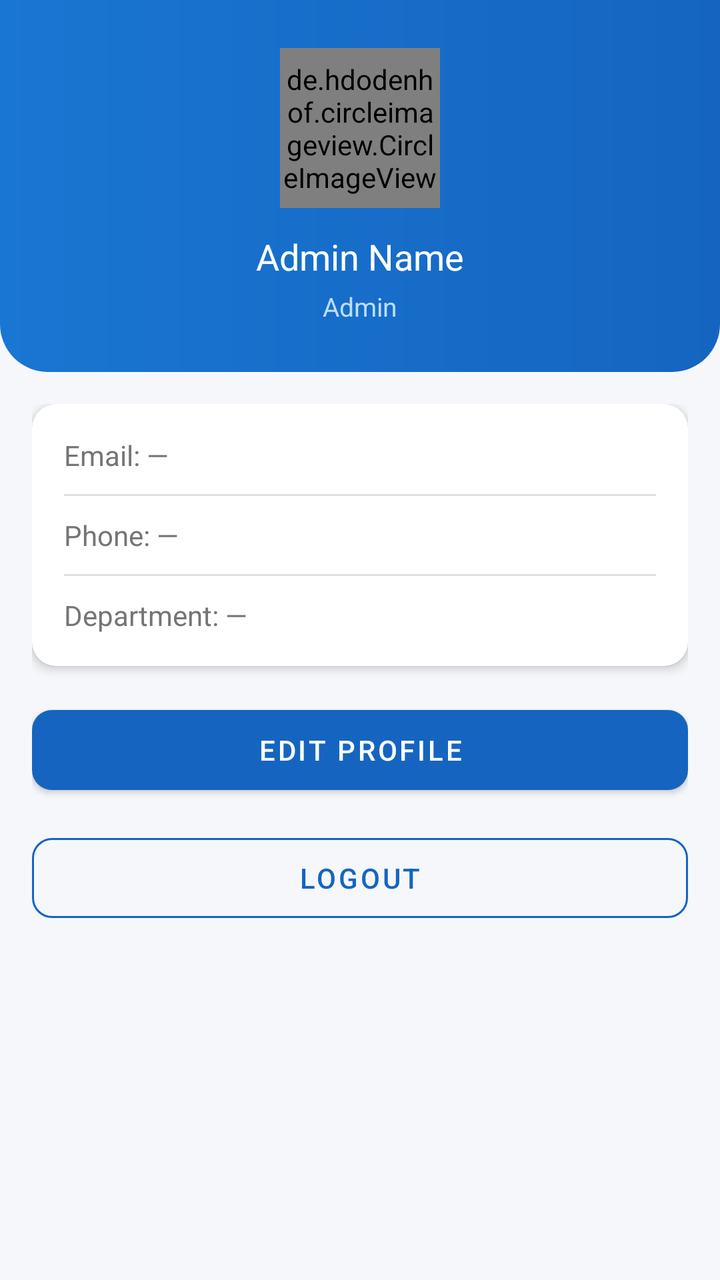
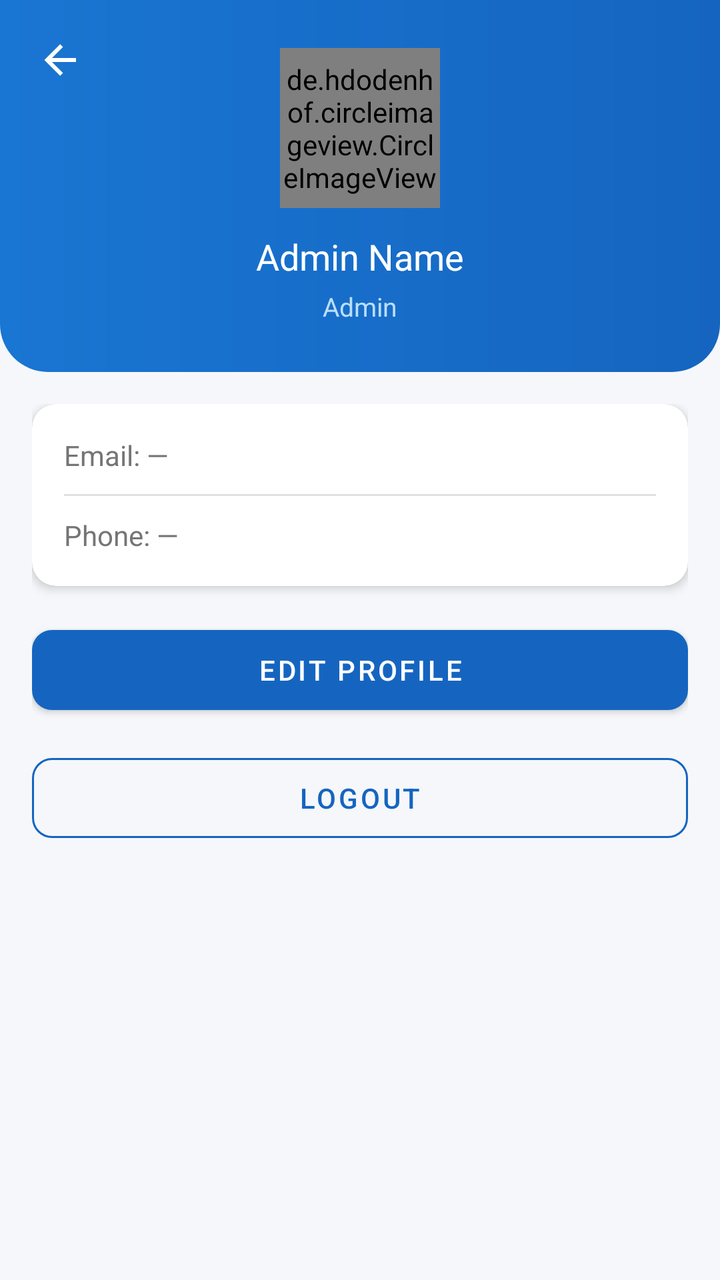

Two renders of the same Android screen: before a commit and after it. Below are the layout's source before the change and the commit's diff.
<!-- AndroidManifest.xml: application theme Theme.WorkVerse -->
<!-- res/layout/activity_admin_profile.xml -->
<?xml version="1.0" encoding="utf-8"?>
<LinearLayout xmlns:android="http://schemas.android.com/apk/res/android"
    xmlns:app="http://schemas.android.com/apk/res-auto"
    android:layout_width="match_parent" android:layout_height="match_parent"
    android:orientation="vertical" android:background="@color/background">
    <LinearLayout android:layout_width="match_parent" android:layout_height="wrap_content"
        android:background="@drawable/gradient_header" android:orientation="vertical"
        android:padding="24dp" android:gravity="center">
        <de.hdodenhof.circleimageview.CircleImageView android:id="@+id/ivProfile"
            android:layout_width="80dp" android:layout_height="80dp"
            android:src="@drawable/ic_person" app:civ_border_color="#FFFFFF"
            app:civ_border_width="3dp" android:layout_marginBottom="12dp"/>
        <TextView android:id="@+id/tvName" android:layout_width="wrap_content"
            android:layout_height="wrap_content" android:text="Admin Name"
            android:textColor="#FFFFFF" android:textSize="18sp" android:fontFamily="sans-serif-bold"/>
        <TextView android:id="@+id/tvRole" android:layout_width="wrap_content"
            android:layout_height="wrap_content" android:text="Admin"
            android:textColor="#BBDEFB" android:textSize="13sp" android:layout_marginTop="4dp"/>
    </LinearLayout>
    <ScrollView android:layout_width="match_parent" android:layout_height="0dp" android:layout_weight="1">
        <LinearLayout android:layout_width="match_parent" android:layout_height="wrap_content"
            android:orientation="vertical" android:padding="16dp">
            <androidx.cardview.widget.CardView android:layout_width="match_parent" android:layout_height="wrap_content"
                app:cardCornerRadius="12dp" app:cardElevation="3dp" android:layout_marginBottom="16dp">
                <LinearLayout android:layout_width="match_parent" android:layout_height="wrap_content"
                    android:orientation="vertical" android:padding="16dp">
                    <TextView android:id="@+id/tvEmail" android:layout_width="match_parent"
                        android:layout_height="wrap_content" android:text="Email: —"
                        android:textSize="14sp" android:textColor="@color/text_secondary" android:layout_marginBottom="10dp"/>
                    <View android:layout_width="match_parent" android:layout_height="1dp" android:background="@color/divider" android:layout_marginBottom="10dp"/>
                    <TextView android:id="@+id/tvPhone" android:layout_width="match_parent"
                        android:layout_height="wrap_content" android:text="Phone: —"
                        android:textSize="14sp" android:textColor="@color/text_secondary" android:layout_marginBottom="10dp"/>
                    <View android:layout_width="match_parent" android:layout_height="1dp" android:background="@color/divider" android:layout_marginBottom="10dp"/>
                    <TextView android:id="@+id/tvDepartment" android:layout_width="match_parent"
                        android:layout_height="wrap_content" android:text="Department: —"
                        android:textSize="14sp" android:textColor="@color/text_secondary"/>
                </LinearLayout>
            </androidx.cardview.widget.CardView>
            <Button android:id="@+id/btnEditProfile" android:layout_width="match_parent"
                android:layout_height="52dp" android:text="Edit Profile" style="@style/WorkVerse.Button.Primary" android:layout_marginBottom="12dp"/>
            <Button android:id="@+id/btnLogout" android:layout_width="match_parent"
                android:layout_height="52dp" android:text="Logout" style="@style/WorkVerse.Button.Outline"/>
        </LinearLayout>
    </ScrollView>
</LinearLayout>
<!-- resources referenced by this layout -->
<resources>
  <color name="background">#F5F7FA</color>
  <color name="divider">#E0E0E0</color>
  <color name="text_secondary">#757575</color>
  <!-- drawable gradient_header (drawable) -->
  <?xml version="1.0" encoding="utf-8"?>
  <shape xmlns:android="http://schemas.android.com/apk/res/android">
      <gradient android:startColor="#1565C0" android:endColor="#1976D2" android:angle="180"/>
      <corners android:bottomLeftRadius="24dp" android:bottomRightRadius="24dp"/>
  </shape>
  <!-- drawable ic_person (drawable) -->
  <?xml version="1.0" encoding="utf-8"?>
  <vector xmlns:android="http://schemas.android.com/apk/res/android" android:width="24dp" android:height="24dp" android:viewportWidth="24" android:viewportHeight="24">
      <path android:fillColor="#BDBDBD" android:pathData="M12,12A4,4 0 0,0 16,8A4,4 0 0,0 12,4A4,4 0 0,0 8,8A4,4 0 0,0 12,12M12,14C9.33,14 4,15.33 4,18V20H20V18C20,15.33 14.67,14 12,14Z"/>
  </vector>
  <style name="WorkVerse.Button.Outline" parent="Widget.MaterialComponents.Button.OutlinedButton">
          <item name="strokeColor">@color/primary</item>
          <item name="android:textColor">@color/primary</item>
          <item name="cornerRadius">10dp</item>
      </style>
  <style name="WorkVerse.Button.Primary" parent="Widget.MaterialComponents.Button">
          <item name="backgroundTint">@color/primary</item>
          <item name="android:textColor">@color/white</item>
          <item name="cornerRadius">10dp</item>
      </style>
  <style name="Theme.WorkVerse" parent="Theme.MaterialComponents.Light.NoActionBar">
          <item name="colorPrimary">@color/primary</item>
          <item name="colorPrimaryVariant">@color/primary_dark</item>
          <item name="colorOnPrimary">@color/white</item>
          <item name="colorSecondary">@color/accent</item>
          <item name="android:colorBackground">@color/background</item>
          <item name="android:statusBarColor">@color/primary_dark</item>
      </style>
  <color name="primary">#1565C0</color>
  <color name="white">#FFFFFF</color>
  <color name="primary_dark">#0D47A1</color>
  <color name="accent">#FF8F00</color>
</resources>

<!-- the commit's change to res/layout/activity_admin_profile.xml (unified diff, before → after) -->
@@ -3,20 +3,35 @@
     xmlns:app="http://schemas.android.com/apk/res-auto"
     android:layout_width="match_parent" android:layout_height="match_parent"
     android:orientation="vertical" android:background="@color/background">
-    <LinearLayout android:layout_width="match_parent" android:layout_height="wrap_content"
-        android:background="@drawable/gradient_header" android:orientation="vertical"
-        android:padding="24dp" android:gravity="center">
-        <de.hdodenhof.circleimageview.CircleImageView android:id="@+id/ivProfile"
-            android:layout_width="80dp" android:layout_height="80dp"
-            android:src="@drawable/ic_person" app:civ_border_color="#FFFFFF"
-            app:civ_border_width="3dp" android:layout_marginBottom="12dp"/>
-        <TextView android:id="@+id/tvName" android:layout_width="wrap_content"
-            android:layout_height="wrap_content" android:text="Admin Name"
-            android:textColor="#FFFFFF" android:textSize="18sp" android:fontFamily="sans-serif-bold"/>
-        <TextView android:id="@+id/tvRole" android:layout_width="wrap_content"
-            android:layout_height="wrap_content" android:text="Admin"
-            android:textColor="#BBDEFB" android:textSize="13sp" android:layout_marginTop="4dp"/>
-    </LinearLayout>
+
+    <FrameLayout android:layout_width="match_parent" android:layout_height="wrap_content"
+        android:background="@drawable/gradient_header">
+
+        <ImageView android:id="@+id/btnBack"
+            android:layout_width="28dp" android:layout_height="28dp"
+            android:layout_gravity="top|start"
+            android:layout_margin="16dp"
+            android:padding="2dp"
+            android:src="@drawable/ic_back"
+            app:tint="#FFFFFF"
+            android:clickable="true" android:focusable="true"
+            android:background="?attr/selectableItemBackgroundBorderless"/>
+
+        <LinearLayout android:layout_width="match_parent" android:layout_height="wrap_content"
+            android:orientation="vertical" android:padding="24dp" android:gravity="center">
+            <de.hdodenhof.circleimageview.CircleImageView android:id="@+id/ivProfile"
+                android:layout_width="80dp" android:layout_height="80dp"
+                android:src="@drawable/ic_person" app:civ_border_color="#FFFFFF"
+                app:civ_border_width="3dp" android:layout_marginBottom="12dp"/>
+            <TextView android:id="@+id/tvName" android:layout_width="wrap_content"
+                android:layout_height="wrap_content" android:text="Admin Name"
+                android:textColor="#FFFFFF" android:textSize="18sp" android:fontFamily="sans-serif-bold"/>
+            <TextView android:id="@+id/tvRole" android:layout_width="wrap_content"
+                android:layout_height="wrap_content" android:text="Admin"
+                android:textColor="#BBDEFB" android:textSize="13sp" android:layout_marginTop="4dp"/>
+        </LinearLayout>
+    </FrameLayout>
+
     <ScrollView android:layout_width="match_parent" android:layout_height="0dp" android:layout_weight="1">
         <LinearLayout android:layout_width="match_parent" android:layout_height="wrap_content"
             android:orientation="vertical" android:padding="16dp">
@@ -30,10 +45,6 @@
                     <View android:layout_width="match_parent" android:layout_height="1dp" android:background="@color/divider" android:layout_marginBottom="10dp"/>
                     <TextView android:id="@+id/tvPhone" android:layout_width="match_parent"
                         android:layout_height="wrap_content" android:text="Phone: —"
-                        android:textSize="14sp" android:textColor="@color/text_secondary" android:layout_marginBottom="10dp"/>
-                    <View android:layout_width="match_parent" android:layout_height="1dp" android:background="@color/divider" android:layout_marginBottom="10dp"/>
-                    <TextView android:id="@+id/tvDepartment" android:layout_width="match_parent"
-                        android:layout_height="wrap_content" android:text="Department: —"
                         android:textSize="14sp" android:textColor="@color/text_secondary"/>
                 </LinearLayout>
             </androidx.cardview.widget.CardView>
<!-- resource entries referenced after the edit -->
@@ -9,6 +9,11 @@
       <gradient android:startColor="#1565C0" android:endColor="#1976D2" android:angle="180"/>
       <corners android:bottomLeftRadius="24dp" android:bottomRightRadius="24dp"/>
   </shape>
+  <!-- drawable ic_back (drawable) -->
+  <?xml version="1.0" encoding="utf-8"?>
+  <vector xmlns:android="http://schemas.android.com/apk/res/android" android:width="24dp" android:height="24dp" android:viewportWidth="24" android:viewportHeight="24">
+      <path android:fillColor="#FFFFFF" android:pathData="M20,11V13H8L13.5,18.5L12.08,19.92L4.16,12L12.08,4.08L13.5,5.5L8,11H20Z"/>
+  </vector>
   <!-- drawable ic_person (drawable) -->
   <?xml version="1.0" encoding="utf-8"?>
   <vector xmlns:android="http://schemas.android.com/apk/res/android" android:width="24dp" android:height="24dp" android:viewportWidth="24" android:viewportHeight="24">
